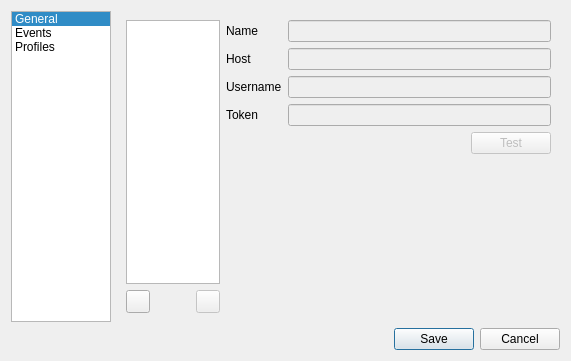
Before: the Qt Designer form src/gui/settingsDialog.ui in AlexandrePTJ/kemai, drawn with Qt 5.
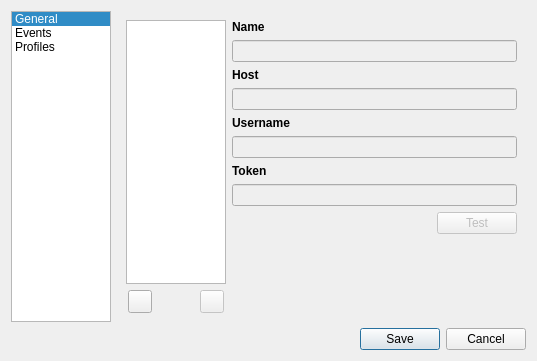
After: the same form once the commit is applied. The open tabs and pages were chosen to show the change. Icons and pictures are not drawn.

The edit to the form file:
```diff
--- a/src/gui/settingsDialog.ui
+++ b/src/gui/settingsDialog.ui
@@ -6,7 +6,7 @@
    <rect>
     <x>0</x>
     <y>0</y>
-    <width>571</width>
+    <width>537</width>
     <height>361</height>
    </rect>
   </property>
@@ -211,11 +211,17 @@
            <item>
             <widget class="QListWidget" name="profilesListWidget">
              <property name="sizePolicy">
-              <sizepolicy hsizetype="Preferred" vsizetype="Expanding">
+              <sizepolicy hsizetype="Fixed" vsizetype="Expanding">
                <horstretch>0</horstretch>
                <verstretch>0</verstretch>
               </sizepolicy>
              </property>
+             <property name="minimumSize">
+              <size>
+               <width>100</width>
+               <height>0</height>
+              </size>
+             </property>
              <property name="maximumSize">
               <size>
                <width>100</width>
@@ -267,8 +273,16 @@
          </item>
          <item>
           <layout class="QFormLayout" name="formLayout_2">
+           <property name="rowWrapPolicy">
+            <enum>QFormLayout::WrapAllRows</enum>
+           </property>
            <item row="0" column="0">
-            <widget class="QLabel" name="label_2">
+            <widget class="QLabel" name="lbName">
+             <property name="font">
+              <font>
+               <bold>true</bold>
+              </font>
+             </property>
              <property name="text">
               <string>Name</string>
              </property>
@@ -289,6 +303,11 @@
            </item>
            <item row="1" column="0">
             <widget class="QLabel" name="lbHost">
+             <property name="font">
+              <font>
+               <bold>true</bold>
+              </font>
+             </property>
              <property name="text">
               <string>Host</string>
              </property>
@@ -306,6 +325,11 @@
            </item>
            <item row="2" column="0">
             <widget class="QLabel" name="lbUsername">
+             <property name="font">
+              <font>
+               <bold>true</bold>
+              </font>
+             </property>
              <property name="text">
               <string>Username</string>
              </property>
@@ -320,6 +344,11 @@
            </item>
            <item row="3" column="0">
             <widget class="QLabel" name="lbToken">
+             <property name="font">
+              <font>
+               <bold>true</bold>
+              </font>
+             </property>
              <property name="text">
               <string>Token</string>
              </property>
@@ -339,14 +368,14 @@
             <layout class="QHBoxLayout" name="horizontalLayout_3">
              <item>
               <widget class="QLabel" name="testResultLabel">
-               <property name="sizePolicy">
-                <sizepolicy hsizetype="Expanding" vsizetype="Preferred">
-                 <horstretch>0</horstretch>
-                 <verstretch>0</verstretch>
-                </sizepolicy>
+               <property name="maximumSize">
+                <size>
+                 <width>200</width>
+                 <height>16777215</height>
+                </size>
                </property>
-               <property name="text">
-                <string/>
+               <property name="wordWrap">
+                <bool>true</bool>
                </property>
               </widget>
              </item>
```
Left out of the diff: 18 changed lines with no effect on the pictures.
